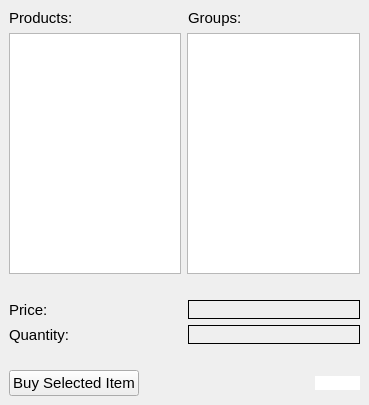
Qt form Store/customer.ui (SamanOmidi/GroceryStore) before a commit.
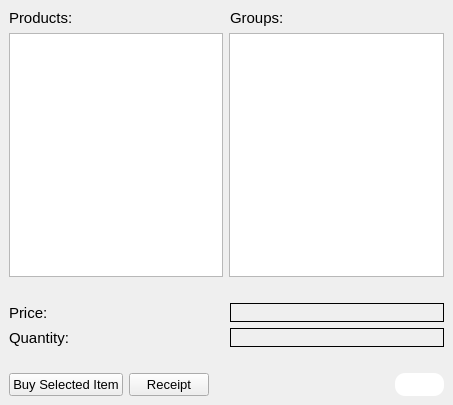
The same form after that commit. Icons and pictures are not drawn.

Commit message: Added receipt page for the customer panel.

Patch:
```diff
--- a/Store/customer.ui
+++ b/Store/customer.ui
@@ -6,7 +6,7 @@
    <rect>
     <x>0</x>
     <y>0</y>
-    <width>369</width>
+    <width>453</width>
     <height>405</height>
    </rect>
   </property>
@@ -168,7 +168,7 @@
        <widget class="QPushButton" name="buybutton">
         <property name="font">
          <font>
-          <pointsize>11</pointsize>
+          <pointsize>10</pointsize>
          </font>
         </property>
         <property name="autoFillBackground">
@@ -183,7 +183,19 @@
        </widget>
       </item>
       <item>
-       <spacer name="horizontalSpacer">
+       <widget class="QPushButton" name="receiptbutton">
+        <property name="font">
+         <font>
+          <pointsize>10</pointsize>
+         </font>
+        </property>
+        <property name="text">
+         <string>Receipt</string>
+        </property>
+       </widget>
+      </item>
+      <item>
+       <spacer name="horizontalSpacer_2">
         <property name="orientation">
          <enum>Qt::Horizontal</enum>
         </property>
@@ -192,7 +204,7 @@
         </property>
         <property name="sizeHint" stdset="0">
          <size>
-          <width>170</width>
+          <width>180</width>
           <height>20</height>
          </size>
         </property>
@@ -200,6 +212,12 @@
       </item>
       <item>
        <widget class="QPushButton" name="musicbutton">
+        <property name="sizePolicy">
+         <sizepolicy hsizetype="Minimum" vsizetype="Minimum">
+          <horstretch>0</horstretch>
+          <verstretch>0</verstretch>
+         </sizepolicy>
+        </property>
         <property name="styleSheet">
          <string notr="true">border-radius:10px;
 background:rgb(255, 255, 255);</string>
@@ -213,7 +231,7 @@
         </property>
         <property name="iconSize">
          <size>
-          <width>40</width>
+          <width>20</width>
           <height>25</height>
          </size>
         </property>
```
The commit also changes 6 other files.
